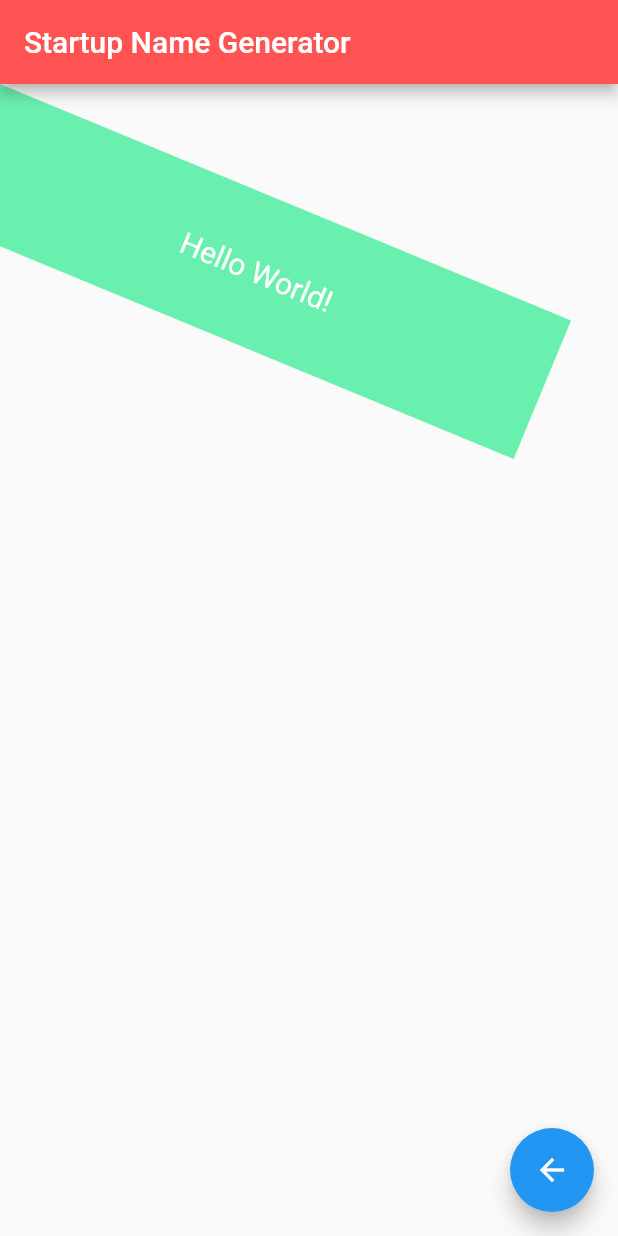
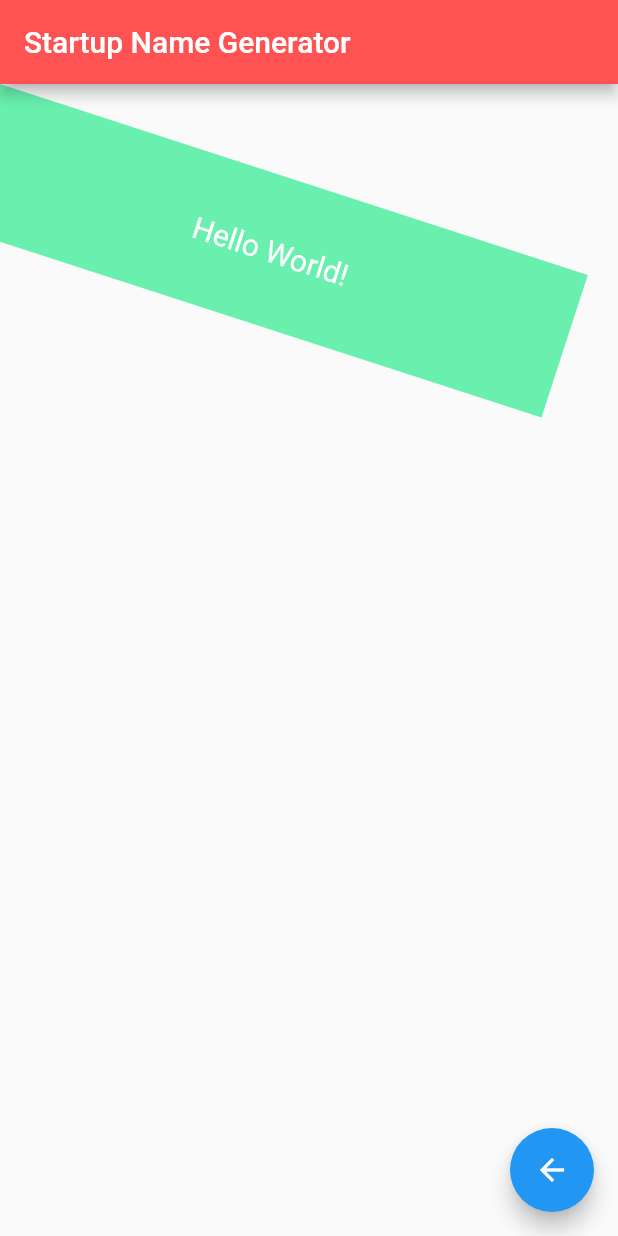
Before and after one commit to billzayy/Learn-Flutter, a Flutter app: the screen it shows after launch, after a tap on an icon or button, on a phone screen of 412 x 824 dp. Run offline on Flutter 3.47's test engine with Material 2 defaults, Android fonts, the phone set to English and light mode, and no system bars; our stand-ins replace file_picker, get, video_player.

```diff
--- a/lib/container_demo.dart
+++ b/lib/container_demo.dart
@@ -23,18 +23,16 @@ class ContainerDemo extends StatelessWidget {
             shape: BoxShape.rectangle,
             color: Colors.greenAccent,
           ),
-            transform: Matrix4.rotationZ(pi / 8),
+          transform: Matrix4.rotationZ(pi / 10),
           child: const Text("Hello World!",
               style: TextStyle(
                 fontSize: 20,
                 color: Colors.white,
-                )
-              ),
+              )),
         ),
         floatingActionButton: FloatingActionButton(
             onPressed: () => Navigator.pop(context),
-            child: Icon(Icons.arrow_back)
-          ),
+            child: const Icon(Icons.arrow_back)),
       ),
     );
   }
```
Also changed, not shown: pubspec.lock, 91 other files. Lines whose indentation alone changed are shown as unchanged.
